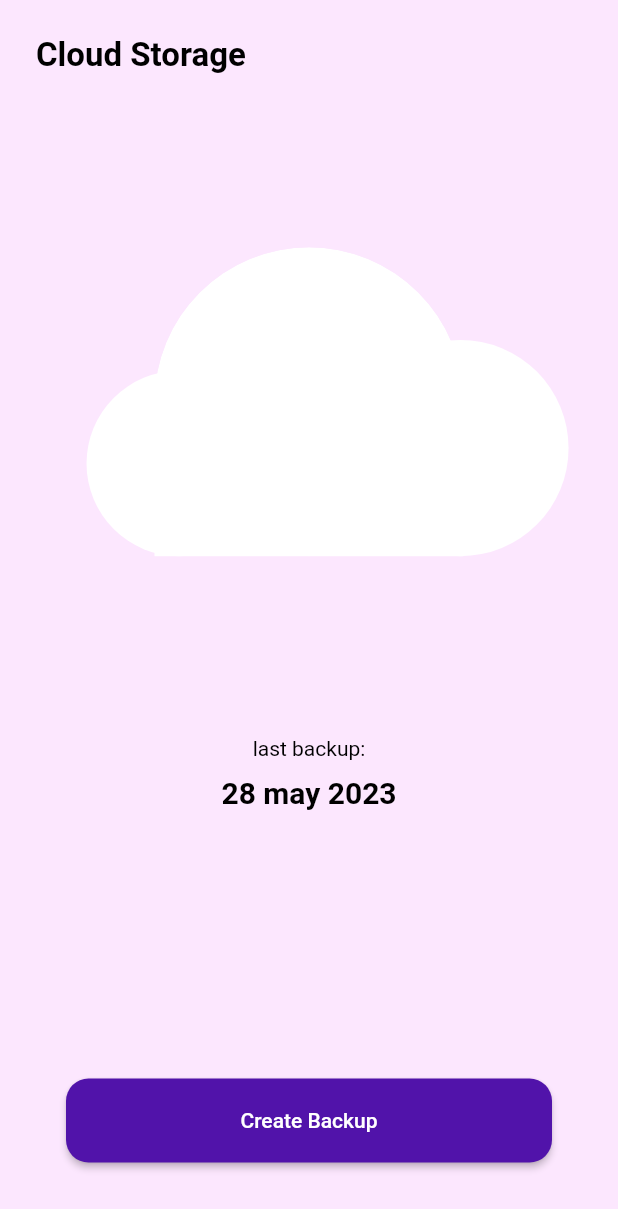
After one commit to RomanMaydana/flutter_animations, a Flutter app: the screen it shows after launch, after a tap on "Data Backup", on a phone screen of 412 x 824 dp. The commit adds this screen. Shown: the top 1209 px of the screen. Run offline on Flutter 3.47's test engine with Material 2 defaults, Android fonts, the phone set to English and light mode, and no system bars; network calls fail.

Commit message:
add Data Backup animation

```diff
--- a/lib/main.dart
+++ b/lib/main.dart
@@ -1,3 +1,4 @@
+import 'package:animation_examples/ui/data_backup/data_backup_screen.dart';
 import 'package:flutter/material.dart';
 
 import 'ui/bank_screen.dart';
@@ -51,11 +52,11 @@ class MyHomeScreen extends StatelessWidget {
                   push(context, const BankScreen());
                 },
                 child: const Text('Bank App')),
-            // ElevatedButton(
-            //     onPressed: () {
-            //       push(context, const CanvasPerformanceSample());
-            //     },
-            //     child: const Text('Canvas Performance')),
+            ElevatedButton(
+                onPressed: () {
+                  push(context, const DataBackupScreen());
+                },
+                child: const Text('Data Backup')),
             // ElevatedButton(
             //     onPressed: () {
             //       push(context, const TalkInteractivePage());
--- /dev/null
+++ b/lib/ui/data_backup/data_backup_cloud.dart
@@ -0,0 +1,137 @@
+import 'package:animation_examples/ui/data_backup/data_backup_screen.dart';
+import 'package:flutter/material.dart';
+import 'dart:math' as math;
+
+class _Bubble {
+  _Bubble({
+    required this.color,
+    required this.direction,
+    required this.speed,
+    required this.size,
+    required this.initialPosition,
+  });
+
+  final Color color;
+  final double direction;
+  final double speed;
+  final double size;
+  final double initialPosition;
+}
+
+class DataBackupCloud extends StatelessWidget {
+  DataBackupCloud(
+      {super.key,
+      required this.progressAnimation,
+      required this.cloudOutAnimation});
+  final Animation<double> progressAnimation;
+  final Animation<double> cloudOutAnimation;
+
+  final bubbles = List<_Bubble>.generate(500, (index) {
+    final size = math.Random().nextInt(20) + 5.0;
+    final speed = math.Random().nextInt(50) + 1.0;
+    final directionRandom = math.Random().nextBool();
+    final colorRandom = math.Random().nextBool();
+    final direction =
+        math.Random().nextInt(250) * (directionRandom ? 1.0 : -1.0);
+    final color = colorRandom ? mainDataBackupColor : secondaryDataBackupColor;
+    return _Bubble(
+        color: color,
+        direction: direction,
+        speed: speed,
+        size: size,
+        initialPosition: index * 10.0);
+  });
+  @override
+  Widget build(BuildContext context) {
+    final queryData = MediaQuery.of(context).size;
+
+    return AnimatedBuilder(
+        animation: Listenable.merge([progressAnimation, cloudOutAnimation]),
+        builder: (context, snapshot) {
+          final size = queryData.width * 0.5;
+          final circleSize = size *
+              math.pow(
+                  (progressAnimation.value + cloudOutAnimation.value + 1), 2);
+          final topPosition = queryData.height * 0.45;
+          final centerMargin = queryData.width - circleSize;
+          final leftSize = size * 0.6 * (1 - progressAnimation.value);
+          final rightSize = size * 0.7 * (1 - progressAnimation.value);
+          final leftMargin = queryData.width / 2 - leftSize * 1.2;
+          final rightMargin = queryData.width / 2 - rightSize * 1.2;
+          final middleMargin =
+              queryData.width / 2 - (size / 2) * (1 - progressAnimation.value);
+          final topOutPosition = queryData.height * cloudOutAnimation.value;
+          return Positioned(
+            left: 0,
+            right: 0,
+            top: topPosition - circleSize + topOutPosition,
+            height: circleSize,
+            child: Stack(
+              children: [
+                Positioned(
+                    height: leftSize / 2,
+                    width: size * (1 - progressAnimation.value),
+                    left: middleMargin,
+                    bottom: 0,
+                    child: Container(color: Colors.white)),
+                Positioned(
+                    height: leftSize,
+                    width: leftSize,
+                    left: leftMargin,
+                    bottom: 0,
+                    child: Container(
+                      decoration: const BoxDecoration(
+                          shape: BoxShape.circle, color: Colors.white),
+                    )),
+                Positioned(
+                    height: rightSize,
+                    width: rightSize,
+                    right: rightMargin,
+                    bottom: 0,
+                    child: Container(
+                      decoration: const BoxDecoration(
+                          shape: BoxShape.circle, color: Colors.white),
+                    )),
+                Positioned(
+                    height: circleSize,
+                    width: circleSize,
+                    left: centerMargin / 2,
+                    bottom: 0,
+                    child: ClipOval(
+                      child: CustomPaint(
+                        foregroundPainter:
+                            _CloudBubblePainter(progressAnimation, bubbles),
+                        child: Container(
+                          decoration: const BoxDecoration(
+                              shape: BoxShape.circle, color: Colors.white),
+                        ),
+                      ),
+                    )),
+              ],
+            ),
+          );
+        });
+  }
+}
+
+class _CloudBubblePainter extends CustomPainter {
+  _CloudBubblePainter(this.animation, this.bubbles) : super(repaint: animation);
+
+  final Animation<double> animation;
+  final List<_Bubble> bubbles;
+
+  @override
+  void paint(Canvas canvas, Size size) {
+    for (var bubble in bubbles) {
+      final offset = Offset(
+          size.width / 2 + bubble.direction * animation.value,
+          size.height * 1.2 * (1 - animation.value) -
+              bubble.speed * animation.value +
+              bubble.initialPosition * (1 - animation.value));
+      canvas.drawCircle(offset, bubble.size, Paint()..color = bubble.color);
+    }
+  }
+
+  @override
+  bool shouldRepaint(covariant CustomPainter oldDelegate) => false;
+}
--- /dev/null
+++ b/lib/ui/data_backup/data_backup_completed_screen.dart
@@ -0,0 +1,119 @@
+import 'package:flutter/material.dart';
+import 'package:vector_math/vector_math_64.dart' as vector;
+import 'data_backup_screen.dart';
+
+class DataBackupCloudScreen extends AnimatedWidget {
+  const DataBackupCloudScreen({super.key, required Animation endingAnimation})
+      : super(listenable: endingAnimation);
+
+  Animation<double> get animation => listenable as Animation<double>;
+
+  @override
+  Widget build(BuildContext context) {
+    return animation.value > 0
+        ? Positioned.fill(
+            child: SafeArea(
+                child: Column(
+              crossAxisAlignment: CrossAxisAlignment.center,
+              children: [
+                Expanded(
+                    child: Align(
+                  alignment: Alignment.bottomCenter,
+                  child: CustomPaint(
+                    foregroundPainter: _DataBackupCompletedPainter(animation),
+                    child: const SizedBox(
+                      height: 150,
+                      width: 150,
+                    ),
+                  ),
+                )),
+                const SizedBox(
+                  height: 60,
+                ),
+                Expanded(
+                  child: TweenAnimationBuilder(
+                      tween: Tween(begin: 0.0, end: 1.0),
+                      duration: const Duration(milliseconds: 400),
+                      builder: (context, value, child) {
+                        return Opacity(
+                          opacity: value,
+                          child: Transform.translate(
+                              offset: Offset(0.0, 50 * (1 - value)),
+                              child: child),
+                        );
+                      },
+                      child: Column(
+                        children: [
+                          const Text(
+                            'data has succesfully\nuploaded',
+                            textAlign: TextAlign.center,
+                            style: TextStyle(color: Colors.black, fontSize: 20),
+                          ),
+                          const Spacer(),
+                          OutlinedButton(
+                              onPressed: () {
+                                Navigator.pop(context);
+                              },
+                              style: OutlinedButton.styleFrom(
+                                side: BorderSide(
+                                    color: Colors.grey.withOpacity(0.5)),
+                              ),
+                              child: const Padding(
+                                padding: EdgeInsets.symmetric(
+                                    vertical: 20, horizontal: 40),
+                                child: Text(
+                                  'OK',
+                                  style: TextStyle(color: mainDataBackupColor),
+                                ),
+                              )),
+                          const SizedBox(
+                            height: 40,
+                          )
+                        ],
+                      )),
+                ),
+              ],
+            )),
+          )
+        : const SizedBox.shrink();
+  }
+}
+
+class _DataBackupCompletedPainter extends CustomPainter {
+
+  _DataBackupCompletedPainter(this.animation): super(repaint: animation);
+
+  final Animation<double> animation;
+
+  @override
+  void paint(Canvas canvas, Size size) {
+    final paint = Paint()
+      ..color = mainDataBackupColor
+      ..style = PaintingStyle.stroke
+      ..strokeWidth = 1.0;
+
+    final circlePath = Path();
+    circlePath.addArc(
+        Rect.fromCenter(center: Offset(size.width / 2, size.height / 2), width:size. width, height: size.height),
+        vector.radians(-90.0),
+        vector.radians(360*animation.value));
+
+    final leftLine = size.width * 0.2;
+    final rightLine = size.width * 0.3;
+
+    final leftPercent = animation.value > 0.5 ? 1.0: animation.value / 0.5;
+    final rightPercent = animation.value < 0.5 ? 0.0 : (animation.value - 0.5)/0.5;
+
+    canvas.save();
+    canvas.translate(size.width / 3, size.height / 2);
+    canvas.rotate(vector.radians(-45));
+    canvas.drawLine(Offset.zero, Offset(0.0, leftLine* leftPercent), paint);
+    canvas.drawLine(Offset(0.0, leftLine), Offset(rightLine* rightPercent, leftLine), paint);
+    canvas.restore();
+
+    canvas.drawPath(circlePath, paint);
+  }
+
+  @override
+  bool shouldRepaint(covariant CustomPainter oldDelegate) => false;
+}
--- /dev/null
+++ b/lib/ui/data_backup/data_backup_screen.dart
@@ -0,0 +1,73 @@
+import 'package:animation_examples/ui/data_backup/data_backup_cloud.dart';
+import 'package:animation_examples/ui/data_backup/data_backup_completed_screen.dart';
+import 'package:animation_examples/ui/data_backup/initial_screen.dart';
+import 'package:flutter/material.dart';
+
+const mainDataBackupColor = Color(0xff5113AA);
+const secondaryDataBackupColor = Color(0xffBC53FA);
+const backgroundColor = Color(0xfffce7fe);
+
+class DataBackupScreen extends StatefulWidget {
+  const DataBackupScreen({super.key});
+
+  @override
+  State<DataBackupScreen> createState() => _DataBackupScreenState();
+}
+
+class _DataBackupScreenState extends State<DataBackupScreen>
+    with SingleTickerProviderStateMixin {
+  late AnimationController _animationController;
+  late Animation<double> _progressAnimation;
+  late Animation<double> _cloudOutAnimation;
+  late Animation<double> _endingAnimation;
+  @override
+  void initState() {
+    _animationController =
+        AnimationController(vsync: this, duration: const Duration(seconds: 7));
+
+    _progressAnimation = CurvedAnimation(
+      parent: _animationController,
+      curve: const Interval(0.0, 0.65),
+    );
+
+    _cloudOutAnimation = CurvedAnimation(
+      parent: _animationController,
+      curve: const Interval(0.7, 0.85, curve: Curves.easeOut),
+    );
+    _endingAnimation = CurvedAnimation(
+      parent: _animationController,
+      curve: const Interval(0.8, 1.0, curve: Curves.decelerate),
+    );
+    super.initState();
+  }
+
+  @override
+  void dispose() {
+    _animationController.dispose();
+    super.dispose();
+  }
+
+  @override
+  Widget build(BuildContext context) {
+    return Scaffold(
+      backgroundColor: backgroundColor,
+      body: Stack(
+        children: [
+          InitialScreen(
+            onAnimationStarted: () {
+              _animationController.forward();
+            },
+            progressAnimation: _progressAnimation,
+          ),
+          DataBackupCloud(
+            progressAnimation: _progressAnimation,
+            cloudOutAnimation: _cloudOutAnimation,
+          ),
+          DataBackupCloudScreen(
+            endingAnimation: _endingAnimation,
+          )
+        ],
+      ),
+    );
+  }
+}
--- /dev/null
+++ b/lib/ui/data_backup/initial_screen.dart
@@ -0,0 +1,182 @@
+import 'package:animation_examples/ui/data_backup/data_backup_screen.dart';
+import 'package:flutter/material.dart';
+
+const _duration = Duration(milliseconds: 500);
+
+enum DataBackupState {
+  initial,
+  start,
+  end,
+}
+
+class InitialScreen extends StatefulWidget {
+  const InitialScreen({super.key, required this.onAnimationStarted, required this.progressAnimation});
+  final VoidCallback onAnimationStarted;
+  final Animation<double> progressAnimation;
+  @override
+  State<InitialScreen> createState() => _InitialScreenState();
+}
+
+class _InitialScreenState extends State<InitialScreen> {
+  DataBackupState _currentState = DataBackupState.initial;
+
+  @override
+  Widget build(BuildContext context) {
+    return SafeArea(
+      child: Padding(
+        padding: const EdgeInsets.all(24.0),
+        child: Column(
+          crossAxisAlignment: CrossAxisAlignment.stretch,
+          children: [
+            const Expanded(
+              flex: 3,
+              child: Text(
+                'Cloud Storage',
+                style: TextStyle(
+                    fontWeight: FontWeight.bold,
+                    fontSize: 22,
+                    color: Colors.black),
+              ),
+            ),
+            if (_currentState == DataBackupState.end)
+              Expanded(
+                flex: 2,
+                child: TweenAnimationBuilder(
+                  tween: Tween(begin: 0.0, end: 1.0),
+                  duration: _duration,
+                  builder: (_, value, child) {
+                    return Opacity(
+                      opacity: value,
+                      child: Transform.translate(
+                          offset: Offset(0.0, 50 * value), child: child),
+                    );
+                  },
+                  child:  Column(
+                    children: [
+                      const Text(
+                        'uploading files',
+                        textAlign: TextAlign.center,
+                        style: TextStyle(
+                            fontSize: 17,
+                            fontWeight: FontWeight.w300,
+                            color: Colors.black),
+                      ),
+                      const SizedBox(
+                        height: 10,
+                      ),
+                      Expanded(
+                          child: FittedBox(
+                        child: Padding(
+                          padding:const  EdgeInsets.only(bottom: 20),
+                          child: ProgressCounter(
+                            animation: widget.progressAnimation,
+                          ),
+                        ),
+                      ))
+                    ],
+                  ),
+                ),
+              ),
+            if (_currentState != DataBackupState.end)
+              Expanded(
+                flex: 2,
+                child: TweenAnimationBuilder(
+                  tween: Tween(
+                      begin: 1.0,
+                      end:
+                          _currentState != DataBackupState.initial ? 0.0 : 1.0),
+                  duration: _duration,
+                  onEnd: () {
+                    setState(() {
+                      _currentState = DataBackupState.end;
+                    });
+                  },
+                  builder: (context, value, child) {
+                    return Opacity(
+                      opacity: value,
+                      child: Transform.translate(
+                          offset: Offset(0.0, 50 * value), child: child),
+                    );
+                  },
+                  child: const Column(
+                    children: [
+                      Text(
+                        'last backup:',
+                        style: TextStyle(color: Colors.black),
+                      ),
+                      SizedBox(
+                        height: 10,
+                      ),
+                      Text('28 may 2023',
+                          style: TextStyle(
+                              color: Colors.black,
+                              fontWeight: FontWeight.w600,
+                              fontSize: 20))
+                    ],
+                  ),
+                ),
+              ),
+            Padding(
+              padding: const EdgeInsets.symmetric(horizontal: 20),
+              child: AnimatedSwitcher(
+                duration: _duration,
+                child: _currentState == DataBackupState.initial
+                    ? SizedBox(
+                        width: double.infinity,
+                        child: ElevatedButton(
+                            style: ElevatedButton.styleFrom(
+                                backgroundColor: mainDataBackupColor,
+                                shape: RoundedRectangleBorder(
+                                    borderRadius: BorderRadius.circular(15))),
+                            onPressed: () {
+                              setState(() {
+                                _currentState = DataBackupState.start;
+                              });
+                              widget.onAnimationStarted();
+                            },
+                            child: const Padding(
+                              padding: EdgeInsets.all(20.0),
+                              child: Text(
+                                'Create Backup',
+                                style: TextStyle(color: Colors.white),
+                              ),
+                            )),
+                      )
+                    : OutlinedButton(
+                        onPressed: () {},
+                        style: OutlinedButton.styleFrom(
+                          side: BorderSide(color: Colors.grey.withOpacity(0.5)),
+                        ),
+                        child: const Padding(
+                          padding: EdgeInsets.symmetric(
+                              vertical: 20, horizontal: 40),
+                          child: Text(
+                            'Cancel',
+                            style: TextStyle(color: mainDataBackupColor),
+                          ),
+                        )),
+              ),
+            ),
+            const SizedBox(
+              height: 25,
+            )
+          ],
+        ),
+      ),
+    );
+  }
+}
+
+class ProgressCounter extends AnimatedWidget {
+  const ProgressCounter({super.key, required Animation<double> animation}) : super(listenable: animation);
+
+  double get value => (listenable as Animation).value;
+
+  @override
+  Widget build(BuildContext context) {
+    return  Text(
+      '${(value*100).truncate().toString()}%',
+      style: const TextStyle(color: Colors.black),
+    );
+  }
+}
```
